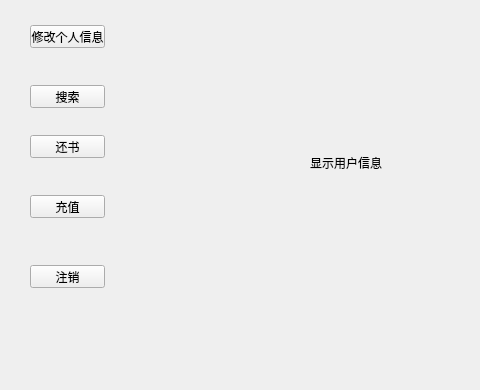
Qt form librarysystem.ui (sdwangyu/LibraryDesign) before a commit; both pictures show x 0 to 480 and y 85 to 475 of the 736 by 475 pixel window.
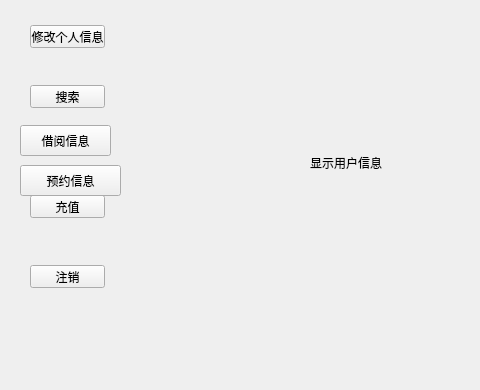
The same form after that commit. The open tabs and pages were chosen to show the change.

What changed in the file:
```diff
--- a/librarysystem.ui
+++ b/librarysystem.ui
@@ -305,14 +305,14 @@
     <widget class="QPushButton" name="pushButton_5">
      <property name="geometry">
       <rect>
-       <x>20</x>
-       <y>210</y>
-       <width>75</width>
-       <height>23</height>
+       <x>10</x>
+       <y>200</y>
+       <width>91</width>
+       <height>31</height>
       </rect>
      </property>
      <property name="text">
-      <string>还书</string>
+      <string>借阅信息</string>
      </property>
     </widget>
     <widget class="QPushButton" name="pushButton_6">
@@ -354,6 +354,19 @@
       <string>主页</string>
      </property>
     </widget>
+    <widget class="QPushButton" name="pushButton_8">
+     <property name="geometry">
+      <rect>
+       <x>10</x>
+       <y>240</y>
+       <width>101</width>
+       <height>31</height>
+      </rect>
+     </property>
+     <property name="text">
+      <string>预约信息</string>
+     </property>
+    </widget>
    </widget>
    <widget class="QWidget" name="page_10">
     <widget class="QLabel" name="label_12">
```
Left out of the diff: 4 changed lines with no effect on the pictures.
